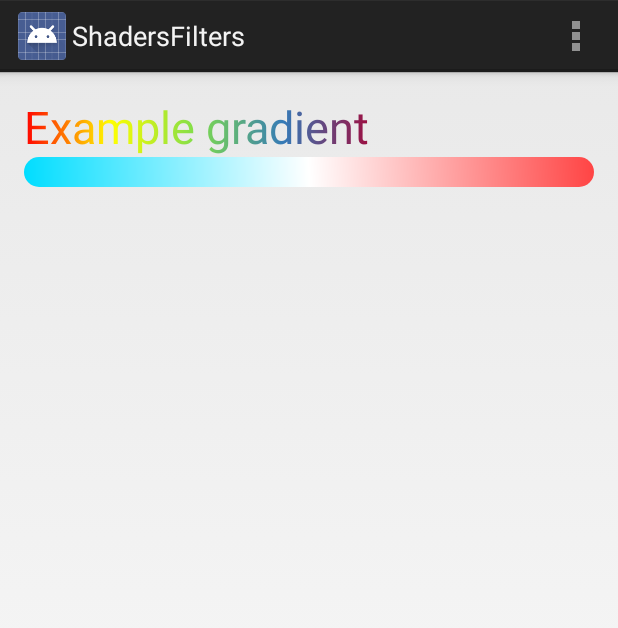
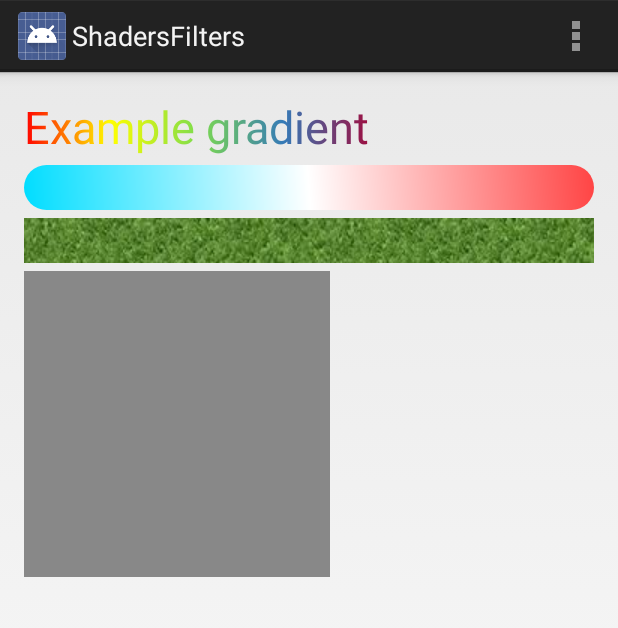
Before and after one commit to echagnas/ShadersAndFilters, an Android app: the screen it shows after launch (HomeActivity), on a phone screen of 412 x 824 dp. Shown: the top 628 px of the screen. Run offline under Robolectric (Android 15) with nearby library versions, the phone set to English and light mode, and no system bars.

Commit message:
Add pickThroughImageView

```diff
--- /dev/null
+++ b/ShadersFilters/app/src/main/java/com/manu/widget/PickThroughImageView.java
@@ -0,0 +1,70 @@
+package com.manu.widget;
+
+import android.content.Context;
+import android.graphics.Bitmap;
+import android.graphics.BitmapShader;
+import android.graphics.Canvas;
+import android.graphics.Color;
+import android.graphics.Paint;
+import android.graphics.Shader;
+import android.util.AttributeSet;
+import android.view.DragEvent;
+import android.view.MotionEvent;
+import android.widget.ImageView;
+
+/**
+ * Created by Manu on 28/11/2014.
+ */
+public class PickThroughImageView extends ImageView{
+
+    private final float radius;
+    private Paint paint = null;
+    private float x;
+    private float y;
+    private boolean shouldDrawOpening = false;
+
+    public PickThroughImageView(Context context) {
+        super(context);
+        radius = 100;
+    }
+
+    public PickThroughImageView(Context context, AttributeSet attrs) {
+        super(context, attrs);
+        radius = 100;
+    }
+
+    public PickThroughImageView(Context context, AttributeSet attrs, int defStyle) {
+        super(context, attrs, defStyle);
+        radius = 100;
+    }
+
+    @Override
+    public boolean onTouchEvent(MotionEvent event) {
+
+        int action = event.getAction();
+        shouldDrawOpening = (action == MotionEvent.ACTION_DOWN || action == MotionEvent.ACTION_MOVE);
+        x = event.getX();
+        y = event.getY();
+        invalidate();
+
+        return true;
+    }
+
+    @Override
+    protected void onDraw(Canvas canvas) {
+        if(paint == null){
+            Bitmap original = Bitmap.createBitmap(getWidth(), getHeight(), Bitmap.Config.ARGB_8888);
+            Canvas originalCanvas = new Canvas(original);
+            super.onDraw(originalCanvas);
+
+            Shader shader = new BitmapShader(original, Shader.TileMode.CLAMP, Shader.TileMode.CLAMP);
+            paint = new Paint();
+            paint.setShader(shader);
+        }
+
+        canvas.drawColor(Color.GRAY);
+        if(shouldDrawOpening){
+            canvas.drawCircle(x, y - radius, radius, paint);
+        }
+    }
+}
--- /dev/null
+++ b/ShadersFilters/app/src/main/res/drawable/tile.xml
@@ -0,0 +1,5 @@
+<?xml version="1.0" encoding="utf-8"?>
+<bitmap
+    xmlns:android="http://schemas.android.com/apk/res/android"
+    android:tileMode="repeat"
+    android:src="@drawable/grass"/>
--- a/ShadersFilters/app/src/main/res/layout/activity_home.xml
+++ b/ShadersFilters/app/src/main/res/layout/activity_home.xml
@@ -13,12 +13,27 @@
         android:text="@string/gradient_title"
         android:textSize="30sp"
         android:layout_width="wrap_content"
+        android:layout_marginBottom="5dp"
         android:layout_height="wrap_content" />
 
     <LinearLayout
         android:layout_width="match_parent"
-        android:layout_height="20dp"
+        android:layout_height="30dp"
         android:orientation="vertical"
+        android:layout_marginBottom="5dp"
         android:background="@drawable/gradient"/>
 
+    <LinearLayout
+        android:layout_width="match_parent"
+        android:layout_height="30dp"
+        android:orientation="vertical"
+        android:layout_marginBottom="5dp"
+        android:background="@drawable/tile"/>
+
+    <com.manu.widget.PickThroughImageView
+        android:id="@+id/pick"
+        android:clickable="true"
+        android:layout_width="wrap_content"
+        android:layout_height="wrap_content"
+        android:src="@drawable/grass"/>
 </LinearLayout>
```
Also changed, not shown: ShadersFilters/app/src/main/java/com/manu/shadersfilters/HomeActivity.java (+6 -1 lines), ShadersFilters/app/src/main/res/drawable/grass.jpg (added).
